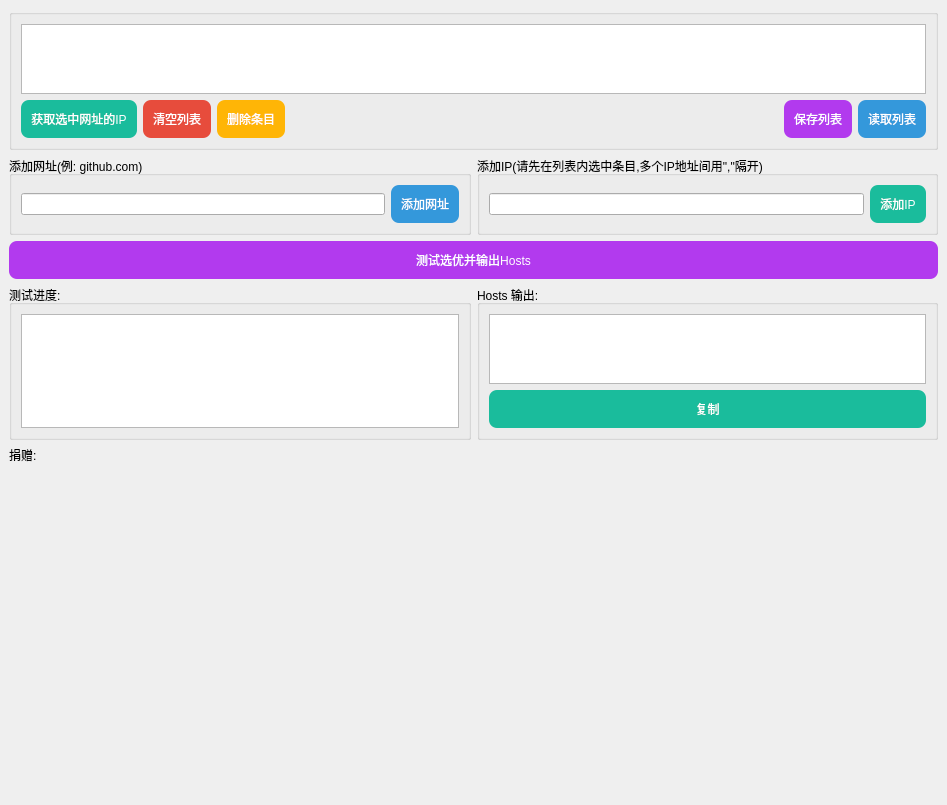
Qt form SRC/Smart-Hosts-Manager/mainwindow.ui (AaronFeng753/Smart-Hosts-Manager) before a commit.
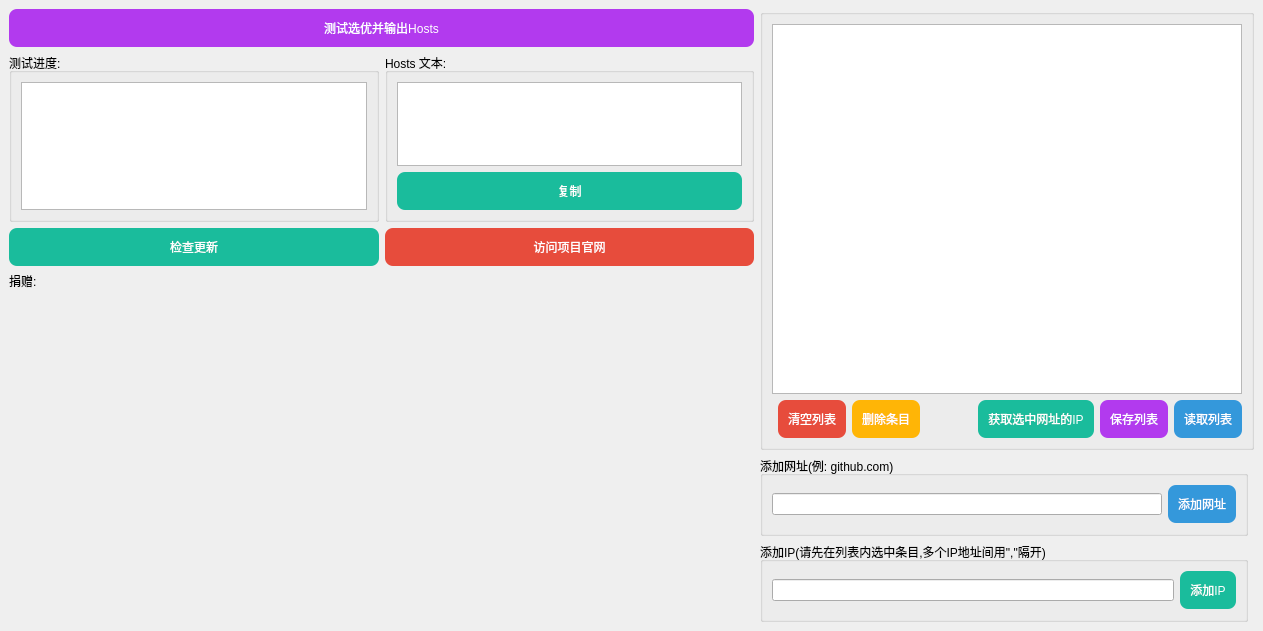
The same form after that commit. Icons and pictures are not drawn.

Patch:
```diff
--- a/SRC/Smart-Hosts-Manager/mainwindow.ui
+++ b/SRC/Smart-Hosts-Manager/mainwindow.ui
@@ -6,77 +6,26 @@
    <rect>
     <x>0</x>
     <y>0</y>
-    <width>947</width>
-    <height>735</height>
+    <width>1263</width>
+    <height>631</height>
    </rect>
   </property>
   <property name="windowTitle">
-   <string>MainWindow</string>
+   <string>Smart-Hosts-Manager by Aaron Feng</string>
+  </property>
+  <property name="windowIcon">
+   <iconset resource="../../Waifu2x-Extension-QT/Waifu2x-Extension-QT/icon.qrc">
+    <normaloff>:/new/prefix1/icon/icon_main.png</normaloff>:/new/prefix1/icon/icon_main.png</iconset>
+  </property>
+  <property name="iconSize">
+   <size>
+    <width>30</width>
+    <height>30</height>
+   </size>
   </property>
   <widget class="QWidget" name="centralwidget">
    <layout class="QGridLayout" name="gridLayout_3">
-    <item row="4" column="0">
-     <widget class="QGroupBox" name="groupBox_4">
-      <property name="title">
-       <string>测试进度:</string>
-      </property>
-      <layout class="QGridLayout" name="gridLayout_5">
-       <item row="0" column="0">
-        <widget class="QTextBrowser" name="textBrowser_progress"/>
-       </item>
-      </layout>
-     </widget>
-    </item>
-    <item row="1" column="1">
-     <widget class="QGroupBox" name="groupBox_2">
-      <property name="title">
-       <string>添加IP(请先在列表内选中条目,多个IP地址间用&quot;,&quot;隔开)</string>
-      </property>
-      <layout class="QGridLayout" name="gridLayout_2">
-       <item row="0" column="0">
-        <widget class="QLineEdit" name="lineEdit_addIP"/>
-       </item>
-       <item row="0" column="1">
-        <widget class="QPushButton" name="pushButton_AddIP">
-         <property name="styleSheet">
-          <string notr="true">QPushButton{
-background-color: rgb(26, 188, 156);
-color: rgb(255, 255, 255);
-border-style:outset;
-border-radius:8px;
-padding:10px;
-}
-QPushButton:hover{
-background-color: rgb(29, 214, 177);
-color: rgb(255, 255, 255);
-border-style:outset;
-border-radius:8px;
-padding:10px;
-}
-QPushButton:pressed{
-background-color: rgb(23, 173, 143);
-color: rgb(255, 255, 255);
-border-style:outset;
-border-radius:8px;
-padding:10px;
-}
-QPushButton:disabled{
-background-color: rgb(166, 166, 166);
-color: rgb(255, 255, 255);
-border-style:outset;
-border-radius:8px;
-padding:10px;
-}</string>
-         </property>
-         <property name="text">
-          <string>添加IP</string>
-         </property>
-        </widget>
-       </item>
-      </layout>
-     </widget>
-    </item>
-    <item row="3" column="0" colspan="2">
+    <item row="0" column="0" colspan="2">
      <widget class="QPushButton" name="pushButton_TestAndOutput">
       <property name="maximumSize">
        <size>
@@ -119,13 +68,105 @@
       </property>
      </widget>
     </item>
-    <item row="0" column="0" colspan="2">
+    <item row="4" column="2">
+     <widget class="QGroupBox" name="groupBox_AddWebSite">
+      <property name="maximumSize">
+       <size>
+        <width>16777215</width>
+        <height>80</height>
+       </size>
+      </property>
+      <property name="title">
+       <string>添加网址(例: github.com)</string>
+      </property>
+      <layout class="QGridLayout" name="gridLayout">
+       <item row="0" column="1">
+        <widget class="QPushButton" name="pushButton_AddWebSite">
+         <property name="styleSheet">
+          <string notr="true">QPushButton{
+background-color: rgb(52, 152, 219);
+color: rgb(255, 255, 255);
+border-style:outset;
+border-radius:8px;
+padding:10px;
+}
+QPushButton:hover{
+background-color: rgb(60, 177, 255);
+color: rgb(255, 255, 255);
+border-style:outset;
+border-radius:8px;
+padding:10px;
+}
+QPushButton:pressed{
+background-color: rgb(45, 134, 193);
+color: rgb(255, 255, 255);
+border-style:outset;
+border-radius:8px;
+padding:10px;
+}
+QPushButton:disabled{
+background-color: rgb(166, 166, 166);
+color: rgb(255, 255, 255);
+border-style:outset;
+border-radius:8px;
+padding:10px;
+}</string>
+         </property>
+         <property name="text">
+          <string>添加网址</string>
+         </property>
+        </widget>
+       </item>
+       <item row="0" column="0">
+        <widget class="QLineEdit" name="lineEdit_addWebSite"/>
+       </item>
+      </layout>
+     </widget>
+    </item>
+    <item row="2" column="1">
+     <widget class="QPushButton" name="pushButton_OfficalWebSite">
+      <property name="styleSheet">
+       <string notr="true">QPushButton{
+background-color: rgb(231, 76, 60);
+color: rgb(255, 255, 255);
+border-style:outset;
+border-radius:8px;
+padding:10px;
+}
+QPushButton:hover{
+background-color: rgb(255, 102, 64);
+color: rgb(255, 255, 255);
+border-style:outset;
+border-radius:8px;
+padding:10px;
+}
+QPushButton:pressed{
+background-color: rgb(204, 65, 53);
+color: rgb(255, 255, 255);
+border-style:outset;
+border-radius:8px;
+padding:10px;
+}
+QPushButton:disabled{
+background-color: rgb(166, 166, 166);
+color: rgb(255, 255, 255);
+border-style:outset;
+border-radius:8px;
+padding:10px;
+}</string>
+      </property>
+      <property name="text">
+       <string>访问项目官网</string>
+      </property>
+     </widget>
+    </item>
+    <item row="0" column="2" rowspan="4" colspan="2">
      <widget class="QGroupBox" name="groupBox_3">
       <property name="title">
        <string/>
       </property>
       <layout class="QGridLayout" name="gridLayout_4">
-       <item row="1" column="6">
+       <item row="2" column="6">
         <widget class="QPushButton" name="pushButton_SaveList">
          <property name="styleSheet">
           <string notr="true">QPushButton{
@@ -162,7 +203,7 @@
          </property>
         </widget>
        </item>
-       <item row="1" column="1">
+       <item row="2" column="1">
         <widget class="QPushButton" name="pushButton_ClearList">
          <property name="styleSheet">
           <string notr="true">QPushButton{
@@ -199,7 +240,7 @@
          </property>
         </widget>
        </item>
-       <item row="1" column="4">
+       <item row="2" column="4">
         <spacer name="horizontalSpacer">
          <property name="orientation">
           <enum>Qt::Horizontal</enum>
@@ -212,8 +253,36 @@
          </property>
         </spacer>
        </item>
-       <item row="1" column="2">
+       <item row="0" column="0" colspan="8">
+        <widget class="QTableView" name="tableView">
+         <property name="styleSheet">
+          <string notr="true">QTableView{
+selection-background-color: rgb(52, 152, 219);
+
+}</string>
+         </property>
+         <property name="editTriggers">
+          <set>QAbstractItemView::DoubleClicked</set>
+         </property>
+         <property name="selectionMode">
+          <enum>QAbstractItemView::SingleSelection</enum>
+         </property>
+         <property name="selectionBehavior">
+          <enum>QAbstractItemView::SelectRows</enum>
+         </property>
+         <property name="cornerButtonEnabled">
+          <bool>false</bool>
+         </property>
+         <attribute name="verticalHeaderVisible">
+          <bool>false</bool>
+         </attribute>
+        </widget>
+       </item>
+       <item row="2" column="2">
         <widget class="QPushButton" name="pushButton_DeleteItem">
+         <property name="enabled">
+          <bool>true</bool>
+         </property>
          <property name="styleSheet">
           <string notr="true">QPushButton{
 background-color: rgb(255, 181, 6);
@@ -249,7 +318,7 @@
          </property>
         </widget>
        </item>
-       <item row="1" column="7">
+       <item row="2" column="7">
         <widget class="QPushButton" name="pushButton_ReadList">
          <property name="styleSheet">
           <string notr="true">QPushButton{
@@ -286,7 +355,7 @@
          </property>
         </widget>
        </item>
-       <item row="1" column="0">
+       <item row="2" column="5">
         <widget class="QPushButton" name="pushButton_GetIP">
          <property name="styleSheet">
           <string notr="true">QPushButton{
@@ -334,30 +403,151 @@
      </widget>
     </item>
     <item row="1" column="0">
-     <widget class="QGroupBox" name="groupBox">
+     <widget class="QGroupBox" name="groupBox_4">
       <property name="title">
-       <string>添加网址(例: github.com)</string>
+       <string>测试进度:</string>
       </property>
-      <layout class="QGridLayout" name="gridLayout">
+      <layout class="QGridLayout" name="gridLayout_5">
+       <item row="0" column="0">
+        <widget class="QTextBrowser" name="textBrowser_progress">
+         <property name="verticalScrollBarPolicy">
+          <enum>Qt::ScrollBarAsNeeded</enum>
+         </property>
+         <property name="horizontalScrollBarPolicy">
+          <enum>Qt::ScrollBarAsNeeded</enum>
+         </property>
+        </widget>
+       </item>
+      </layout>
+     </widget>
+    </item>
+    <item row="1" column="1">
+     <widget class="QGroupBox" name="groupBox_5">
+      <property name="title">
+       <string>Hosts 文本:</string>
+      </property>
+      <layout class="QGridLayout" name="gridLayout_6">
+       <item row="0" column="0">
+        <widget class="QTextBrowser" name="textBrowser_hosts">
+         <property name="verticalScrollBarPolicy">
+          <enum>Qt::ScrollBarAsNeeded</enum>
+         </property>
+         <property name="horizontalScrollBarPolicy">
+          <enum>Qt::ScrollBarAsNeeded</enum>
+         </property>
+         <property name="sizeAdjustPolicy">
+          <enum>QAbstractScrollArea::AdjustIgnored</enum>
+         </property>
+        </widget>
+       </item>
+       <item row="1" column="0">
+        <widget class="QPushButton" name="pushButton_CopyHosts">
+         <property name="styleSheet">
+          <string notr="true">QPushButton{
+background-color: rgb(26, 188, 156);
+color: rgb(255, 255, 255);
+border-style:outset;
+border-radius:8px;
+padding:10px;
+}
+QPushButton:hover{
+background-color: rgb(29, 214, 177);
+color: rgb(255, 255, 255);
+border-style:outset;
+border-radius:8px;
+padding:10px;
+}
+QPushButton:pressed{
+background-color: rgb(23, 173, 143);
+color: rgb(255, 255, 255);
+border-style:outset;
+border-radius:8px;
+padding:10px;
+}
+QPushButton:disabled{
+background-color: rgb(166, 166, 166);
+color: rgb(255, 255, 255);
+border-style:outset;
+border-radius:8px;
+padding:10px;
+}</string>
+         </property>
+         <property name="text">
+          <string>复制</string>
+         </property>
+        </widget>
+       </item>
+      </layout>
+     </widget>
+    </item>
+    <item row="2" column="0">
+     <widget class="QPushButton" name="pushButton_checkUpdate">
+      <property name="styleSheet">
+       <string notr="true">QPushButton{
+background-color: rgb(26, 188, 156);
+color: rgb(255, 255, 255);
+border-style:outset;
+border-radius:8px;
+padding:10px;
+}
+QPushButton:hover{
+background-color: rgb(29, 214, 177);
+color: rgb(255, 255, 255);
+border-style:outset;
+border-radius:8px;
+padding:10px;
+}
+QPushButton:pressed{
+background-color: rgb(23, 173, 143);
+color: rgb(255, 255, 255);
+border-style:outset;
+border-radius:8px;
+padding:10px;
+}
+QPushButton:disabled{
+background-color: rgb(166, 166, 166);
+color: rgb(255, 255, 255);
+border-style:outset;
+border-radius:8px;
+padding:10px;
+}</string>
+      </property>
+      <property name="text">
+       <string>检查更新</string>
+      </property>
+     </widget>
+    </item>
+    <item row="5" column="2">
+     <widget class="QGroupBox" name="groupBox_AddIP">
+      <property name="maximumSize">
+       <size>
+        <width>16777215</width>
+        <height>80</height>
+       </size>
+      </property>
+      <property name="title">
+       <string>添加IP(请先在列表内选中条目,多个IP地址间用&quot;,&quot;隔开)</string>
+      </property>
+      <layout class="QGridLayout" name="gridLayout_2">
        <item row="0" column="1">
-        <widget class="QPushButton" name="pushButton_AddWebSite">
+        <widget class="QPushButton" name="pushButton_AddIP">
          <property name="styleSheet">
           <string notr="true">QPushButton{
-background-color: rgb(52, 152, 219);
+background-color: rgb(26, 188, 156);
 color: rgb(255, 255, 255);
 border-style:outset;
 border-radius:8px;
 padding:10px;
 }
 QPushButton:hover{
-background-color: rgb(60, 177, 255);
+background-color: rgb(29, 214, 177);
 color: rgb(255, 255, 255);
 border-style:outset;
 border-radius:8px;
 padding:10px;
 }
 QPushButton:pressed{
-background-color: rgb(45, 134, 193);
+background-color: rgb(23, 173, 143);
 color: rgb(255, 255, 255);
 border-style:outset;
 border-radius:8px;
@@ -372,21 +562,21 @@
 }</string>
          </property>
          <property name="text">
-          <string>添加网址</string>
+          <string>添加IP</string>
          </property>
         </widget>
        </item>
        <item row="0" column="0">
-        <widget class="QLineEdit" name="lineEdit_addWebSite"/>
+        <widget class="QLineEdit" name="lineEdit_addIP"/>
        </item>
       </layout>
      </widget>
     </item>
-    <item row="5" column="0" colspan="2">
+    <item row="3" column="0" rowspan="3" colspan="2">
      <widget class="QLabel" name="label">
       <property name="minimumSize">
        <size>
-        <width>0</width>
+        <width>700</width>
         <height>350</height>
        </size>
       </property>
@@ -407,55 +597,6 @@
       </property>
      </widget>
     </item>
-    <item row="4" column="1">
-     <widget class="QGroupBox" name="groupBox_5">
-      <property name="title">
-       <string>Hosts 输出:</string>
-      </property>
-      <layout class="QGridLayout" name="gridLayout_6">
-       <item row="0" column="0">
-        <widget class="QTextBrowser" name="textBrowser_hosts"/>
-       </item>
-       <item row="1" column="0">
-        <widget class="QPushButton" name="pushButton_CopyHosts">
-         <property name="styleSheet">
-          <string notr="true">QPushButton{
-background-color: rgb(26, 188, 156);
-color: rgb(255, 255, 255);
-border-style:outset;
-border-radius:8px;
-padding:10px;
-}
-QPushButton:hover{
-background-color: rgb(29, 214, 177);
-color: rgb(255, 255, 255);
-border-style:outset;
-border-radius:8px;
-padding:10px;
-}
-QPushButton:pressed{
-background-color: rgb(23, 173, 143);
-color: rgb(255, 255, 255);
-border-style:outset;
-border-radius:8px;
-padding:10px;
-}
-QPushButton:disabled{
-background-color: rgb(166, 166, 166);
-color: rgb(255, 255, 255);
-border-style:outset;
-border-radius:8px;
-padding:10px;
-}</string>
-         </property>
-         <property name="text">
-          <string>复制</string>
-         </property>
-        </widget>
-       </item>
-      </layout>
-     </widget>
-    </item>
    </layout>
   </widget>
  </widget>
```
Left out of the diff: 7 changed lines with no effect on the pictures.
